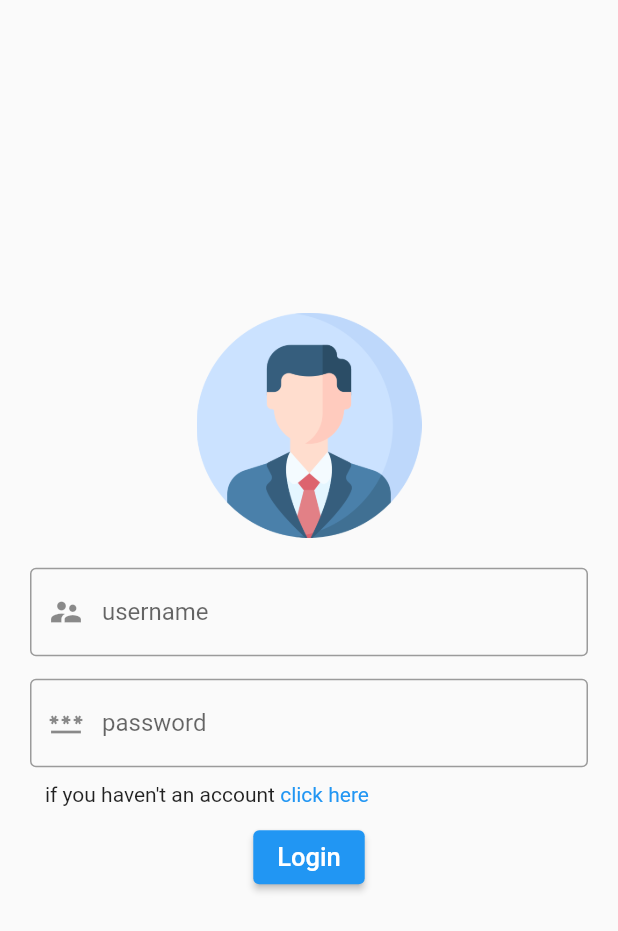
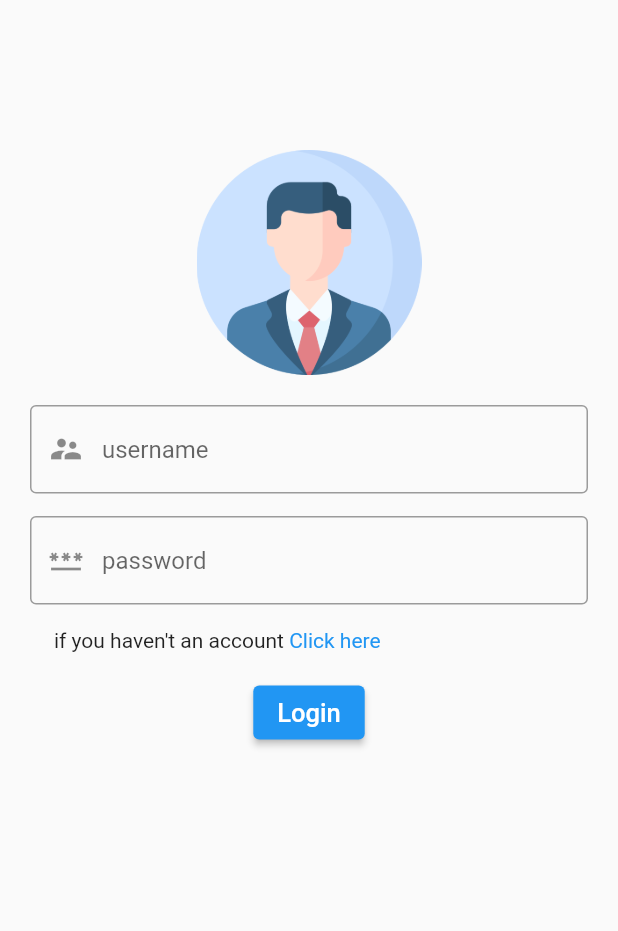
Before and after one commit to BrahimTuijine/Noteapp, a Flutter app: the screen it shows after launch, on a phone screen of 412 x 824 dp. Shown: the top 931 px of the screen. Run offline on Flutter 3.47's test engine with Material 2 defaults, Android fonts, the phone set to English and light mode, and no system bars.

```diff
--- a/lib/auth/login.dart
+++ b/lib/auth/login.dart
@@ -9,11 +9,21 @@ class _LoginState extends State<Login> {
   @override
   Widget build(BuildContext context) {
     return Scaffold(
-        body: Column(
+        body: SingleChildScrollView(
+      child: ConstrainedBox(
+        constraints: BoxConstraints(),
+        child: Column(
           mainAxisAlignment: MainAxisAlignment.center,
           children: [
+            SizedBox(
+              height: 100,
+            ),
             Center(
-            child: Image.asset("images/login.png",height: 150, width: 150,)
+              child: Image.asset(
+                "images/login.png",
+                height: 150,
+                width: 150,
+              ),
             ),
             Container(
               padding: EdgeInsets.all(20),
@@ -24,8 +34,8 @@ class _LoginState extends State<Login> {
                       decoration: InputDecoration(
                           prefixIcon: Icon(Icons.supervisor_account),
                           hintText: "username",
-                      border:
-                          OutlineInputBorder(borderSide: BorderSide(width: 1))),
+                          border: OutlineInputBorder(
+                              borderSide: BorderSide(width: 1))),
                     ),
                     SizedBox(
                       height: 15,
@@ -35,18 +45,20 @@ class _LoginState extends State<Login> {
                       decoration: InputDecoration(
                           prefixIcon: Icon(Icons.password),
                           hintText: "password",
-                      border:
-                          OutlineInputBorder(borderSide: BorderSide(width: 1))),
+                          border: OutlineInputBorder(
+                              borderSide: BorderSide(width: 1))),
                     ),
                     Container(
-                  margin: EdgeInsets.all(10),
+                      padding: EdgeInsets.all(16),
                       child: Row(
                         children: [
                           Text("if you haven't an account "),
                           InkWell(
-                        onTap: () {},
+                            onTap: () {
+                              Navigator.of(context).pushNamed("signup");
+                            },
                             child: Text(
-                          "click here",
+                              "Click here",
                               style: TextStyle(color: Colors.blue),
                             ),
                           )
@@ -67,6 +79,8 @@ class _LoginState extends State<Login> {
               ),
             )
           ],
+        ),
+      ),
     ));
   }
 }
--- a/lib/main.dart
+++ b/lib/main.dart
@@ -23,7 +23,7 @@ class MyApp extends StatelessWidget {
       home: Login(),
       routes: {
         "login": (context) => Login(),
-        "signup": (context) => Test(),
+        "signup": (context) => SignUp(),
       },
     );
   }
```
Also changed, not shown: lib/auth/signup.dart (+87 -12 lines). Lines whose indentation alone changed are shown as unchanged.
